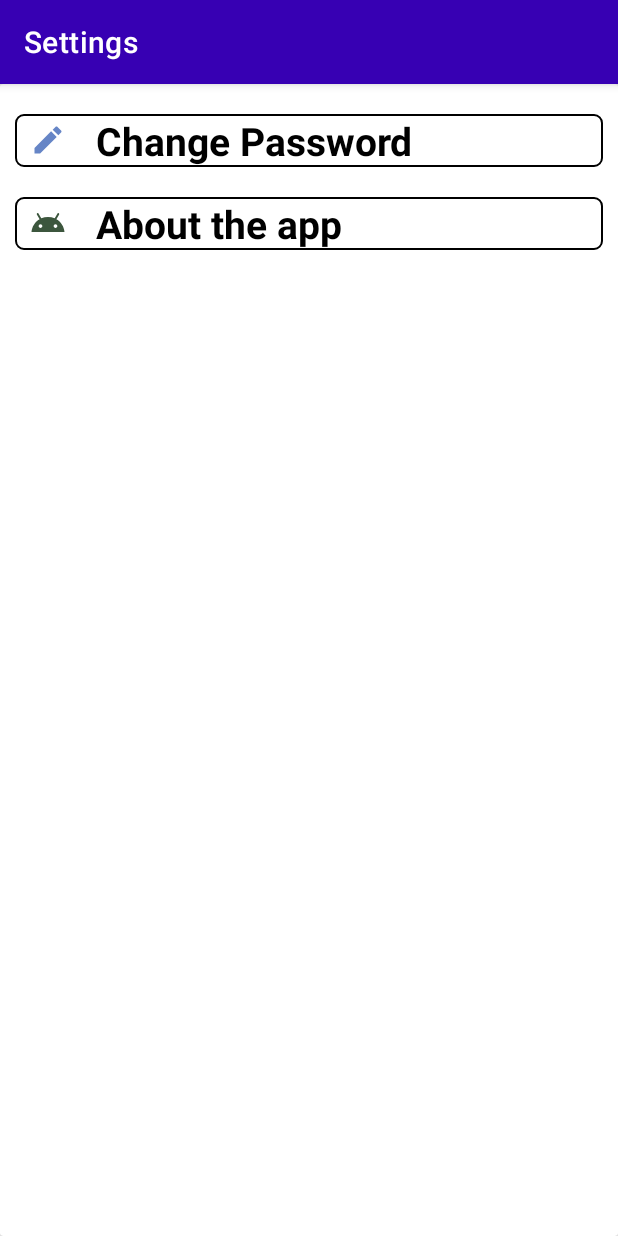
After one commit to ShaikhFarhan882/Vstream, an Android app: the SettingActivity screen opened directly, with no data from a screen before it, on a phone screen of 412 x 824 dp. The commit adds this screen. Run offline under Robolectric (Android 15) with nearby library versions, the phone set to English and light mode, and no system bars; our stand-ins replace Firebase (no records; nobody signed in at launch, a user with empty details on screens opened directly); libraries missing offline, so code that uses them is left out: es.dmoral.toasty.

Commit message:
Implemented the settings options in the application. Added about the app info in settings and Change Password Feature. And tweaked some UI elements

```diff
--- a/app/src/main/AndroidManifest.xml
+++ b/app/src/main/AndroidManifest.xml
@@ -12,6 +12,12 @@
         android:roundIcon="@mipmap/ic_launcher_round"
         android:supportsRtl="true"
         android:theme="@style/Theme.Vstream">
+        <activity
+            android:name=".AboutApp"
+            android:exported="false" />
+        <activity
+            android:name=".SettingActivity"
+            android:exported="false" />
         <activity
             android:name=".CategoryFour"
             android:exported="false" />
--- a/app/src/main/java/com/example/vstream/Dashboard.java
+++ b/app/src/main/java/com/example/vstream/Dashboard.java
@@ -330,7 +330,7 @@ public class Dashboard extends AppCompatActivity {
     public boolean onOptionsItemSelected(@NonNull MenuItem item) {
         switch (item.getItemId()){
             case R.id.settings_app:
-                Toasty.success(getApplicationContext(),"Clicked",Toasty.LENGTH_SHORT).show();
+                startActivity(new Intent(getApplicationContext(),SettingActivity.class));
         }
         return super.onOptionsItemSelected(item);
     }
--- /dev/null
+++ b/app/src/main/java/com/example/vstream/SettingActivity.java
@@ -0,0 +1,87 @@
+package com.example.vstream;
+
+import androidx.annotation.NonNull;
+import androidx.appcompat.app.ActionBar;
+import androidx.appcompat.app.AppCompatActivity;
+
+import android.content.Intent;
+import android.graphics.Color;
+import android.graphics.drawable.ColorDrawable;
+import android.os.Bundle;
+import android.view.View;
+import android.widget.TextView;
+
+import com.google.android.gms.tasks.OnCompleteListener;
+import com.google.android.gms.tasks.Task;
+import com.google.firebase.FirebaseCommonRegistrar;
+import com.google.firebase.auth.FirebaseAuth;
+import com.google.firebase.auth.FirebaseUser;
+
+import es.dmoral.toasty.Toasty;
+
+
+public class SettingActivity extends AppCompatActivity {
+    TextView change_password;
+    TextView aboutApp;
+    FirebaseAuth mAuth;
+
+
+    @Override
+    protected void onCreate(Bundle savedInstanceState) {
+        super.onCreate(savedInstanceState);
+        setContentView(R.layout.activity_setting);
+
+        //Setting the Action Bar Color
+        ActionBar actionBar;
+        actionBar = getSupportActionBar();
+        actionBar.setTitle("Settings");
+        ColorDrawable colorDrawable
+                = new ColorDrawable(Color.parseColor("#3700B3"));
+        actionBar.setBackgroundDrawable(colorDrawable);
+
+
+        change_password = (TextView) findViewById(R.id.change_pwd);
+        aboutApp = (TextView) findViewById(R.id.about_app);
+        mAuth = FirebaseAuth.getInstance();
+
+
+       //About the app
+       aboutApp.setOnClickListener(new View.OnClickListener() {
+           @Override
+           public void onClick(View v) {
+               startActivity(new Intent(getApplicationContext(),AboutApp.class));
+
+           }
+       });
+
+        //Changing the users password through their Register email
+        change_password.setOnClickListener(new View.OnClickListener() {
+            @Override
+            public void onClick(View v) {
+
+                    String user = FirebaseAuth.getInstance().getCurrentUser().getEmail();
+                    mAuth.sendPasswordResetEmail(user)
+                            .addOnCompleteListener(new OnCompleteListener<Void>() {
+                                @Override
+                                public void onComplete(@NonNull Task<Void> task) {
+                                    if (task.isSuccessful()) {
+                                        Toasty.success(getApplicationContext(),"Change Password Link Send Successfully",Toasty.LENGTH_SHORT).show();
+                                    }
+                                    else {
+                                        Toasty.error(getApplicationContext(),"Failed to Send Password Reset Link",Toasty.LENGTH_SHORT).show();
+                                    }
+                                }
+                            });
+
+            }
+        });
+
+
+
+
+
+
+
+
+    }
+}
--- a/app/src/main/res/drawable/categoriesbackground.xml
+++ b/app/src/main/res/drawable/categoriesbackground.xml
@@ -2,6 +2,8 @@
 <shape xmlns:android="http://schemas.android.com/apk/res/android" android:shape="rectangle">
     <solid android:color="#607D8B"
         />
+    <stroke android:width="1dp"
+        android:color="@android:color/black"/>
     <corners android:radius="15dp"/>
 
 </shape>
--- a/app/src/main/res/drawable/categoriesbackground2.xml
+++ b/app/src/main/res/drawable/categoriesbackground2.xml
@@ -2,6 +2,8 @@
 <shape xmlns:android="http://schemas.android.com/apk/res/android" android:shape="rectangle">
     <solid android:color="#5C6BC0"
         />
+    <stroke android:width="1dp"
+    android:color="@android:color/black"/>
     <corners android:radius="15dp"/>
 
 </shape>
--- /dev/null
+++ b/app/src/main/res/drawable/ic_about.xml
@@ -0,0 +1,5 @@
+<vector android:height="24dp" android:tint="#3C563D"
+    android:viewportHeight="24" android:viewportWidth="24"
+    android:width="24dp" xmlns:android="http://schemas.android.com/apk/res/android">
+    <path android:fillColor="@android:color/white" android:pathData="M17.6,9.48l1.84,-3.18c0.16,-0.31 0.04,-0.69 -0.26,-0.85c-0.29,-0.15 -0.65,-0.06 -0.83,0.22l-1.88,3.24c-2.86,-1.21 -6.08,-1.21 -8.94,0L5.65,5.67c-0.19,-0.29 -0.58,-0.38 -0.87,-0.2C4.5,5.65 4.41,6.01 4.56,6.3L6.4,9.48C3.3,11.25 1.28,14.44 1,18h22C22.72,14.44 20.7,11.25 17.6,9.48zM7,15.25c-0.69,0 -1.25,-0.56 -1.25,-1.25c0,-0.69 0.56,-1.25 1.25,-1.25S8.25,13.31 8.25,14C8.25,14.69 7.69,15.25 7,15.25zM17,15.25c-0.69,0 -1.25,-0.56 -1.25,-1.25c0,-0.69 0.56,-1.25 1.25,-1.25s1.25,0.56 1.25,1.25C18.25,14.69 17.69,15.25 17,15.25z"/>
+</vector>
--- /dev/null
+++ b/app/src/main/res/drawable/ic_change_pwd.xml
@@ -0,0 +1,5 @@
+<vector android:height="24dp" android:tint="#6685C6"
+    android:viewportHeight="24" android:viewportWidth="24"
+    android:width="24dp" xmlns:android="http://schemas.android.com/apk/res/android">
+    <path android:fillColor="@android:color/white" android:pathData="M3,17.25V21h3.75L17.81,9.94l-3.75,-3.75L3,17.25zM20.71,7.04c0.39,-0.39 0.39,-1.02 0,-1.41l-2.34,-2.34c-0.39,-0.39 -1.02,-0.39 -1.41,0l-1.83,1.83 3.75,3.75 1.83,-1.83z"/>
+</vector>
--- /dev/null
+++ b/app/src/main/res/drawable/ic_videoslibrary.xml
@@ -0,0 +1,5 @@
+<vector android:height="24dp" android:tint="#FA3257"
+    android:viewportHeight="24" android:viewportWidth="24"
+    android:width="24dp" xmlns:android="http://schemas.android.com/apk/res/android">
+    <path android:fillColor="@android:color/white" android:pathData="M4,6L2,6v14c0,1.1 0.9,2 2,2h14v-2L4,20L4,6zM20,2L8,2c-1.1,0 -2,0.9 -2,2v12c0,1.1 0.9,2 2,2h12c1.1,0 2,-0.9 2,-2L22,4c0,-1.1 -0.9,-2 -2,-2zM12,14.5v-9l6,4.5 -6,4.5z"/>
+</vector>
--- a/app/src/main/res/layout/activity_category_one.xml
+++ b/app/src/main/res/layout/activity_category_one.xml
@@ -7,6 +7,7 @@
     tools:context=".CategoryOne"
     android:background="@color/white">
 
+
     <androidx.recyclerview.widget.RecyclerView
         android:layout_width="match_parent"
         android:layout_height="match_parent"
--- /dev/null
+++ b/app/src/main/res/layout/activity_setting.xml
@@ -0,0 +1,74 @@
+<?xml version="1.0" encoding="utf-8"?>
+<androidx.cardview.widget.CardView xmlns:android="http://schemas.android.com/apk/res/android"
+    xmlns:app="http://schemas.android.com/apk/res-auto"
+    xmlns:tools="http://schemas.android.com/tools"
+    android:layout_width="match_parent"
+    android:layout_height="match_parent"
+    android:backgroundTint="@color/white"
+    tools:context=".SettingActivity"
+    >
+
+    <LinearLayout
+        android:layout_width="match_parent"
+        android:layout_height="match_parent"
+        android:orientation="vertical"
+        android:layout_marginTop="10dp">
+
+
+
+        <RelativeLayout
+            android:layout_width="match_parent"
+            android:layout_height="wrap_content"
+            android:background="@color/white"
+            android:padding="10dp">
+
+            <TextView
+                android:id="@+id/change_pwd"
+                android:layout_width="match_parent"
+                android:layout_height="wrap_content"
+                android:background="@drawable/edittext_black_bg"
+                android:drawableStart="@drawable/ic_change_pwd"
+                android:drawablePadding="20dp"
+                android:paddingStart="10dp"
+                android:text="Change Password"
+                android:fontFamily="sans-serif"
+                android:textColor="@color/black"
+                android:textSize="26sp"
+                android:textStyle="bold" />
+
+        </RelativeLayout>
+
+    <RelativeLayout
+        android:layout_width="match_parent"
+        android:layout_height="wrap_content"
+        android:background="@color/white"
+        android:padding="10dp">
+
+        <TextView
+            android:id="@+id/about_app"
+            android:layout_width="match_parent"
+            android:layout_height="wrap_content"
+            android:background="@drawable/edittext_black_bg"
+            android:drawableStart="@drawable/ic_about"
+            android:drawablePadding="20dp"
+            android:paddingStart="10dp"
+            android:text="About the app"
+            android:fontFamily="sans-serif"
+            android:textColor="@color/black"
+            android:textSize="26sp"
+            android:textStyle="bold" />
+
+    </RelativeLayout>
+
+
+
+
+
+
+    </LinearLayout>
+
+
+
+
+
+</androidx.cardview.widget.CardView>
--- a/app/src/main/res/values/colors.xml
+++ b/app/src/main/res/values/colors.xml
@@ -17,4 +17,5 @@
     <color name="CategoryBanner">#FFB74D</color>
     <color name="LoginTv">#F44336</color>
     <color name="SailorBlue">#296c92</color>
+    <color name="categoryTextColor">#379AD3</color>
 </resources>
```
Also changed, not shown: app/src/main/java/com/example/vstream/AboutApp.java (added, +25 -0 lines), app/src/main/res/drawable/about_app_bg.xml (added, +9 -0 lines), app/src/main/res/drawable/categoriesbackground3.xml (added, +9 -0 lines), app/src/main/res/layout/activity_about_app.xml (added, +57 -0 lines), app/src/main/res/layout/activity_category.xml (+8 -3 lines), app/src/main/res/values/strings.xml (+10 -0 lines).
